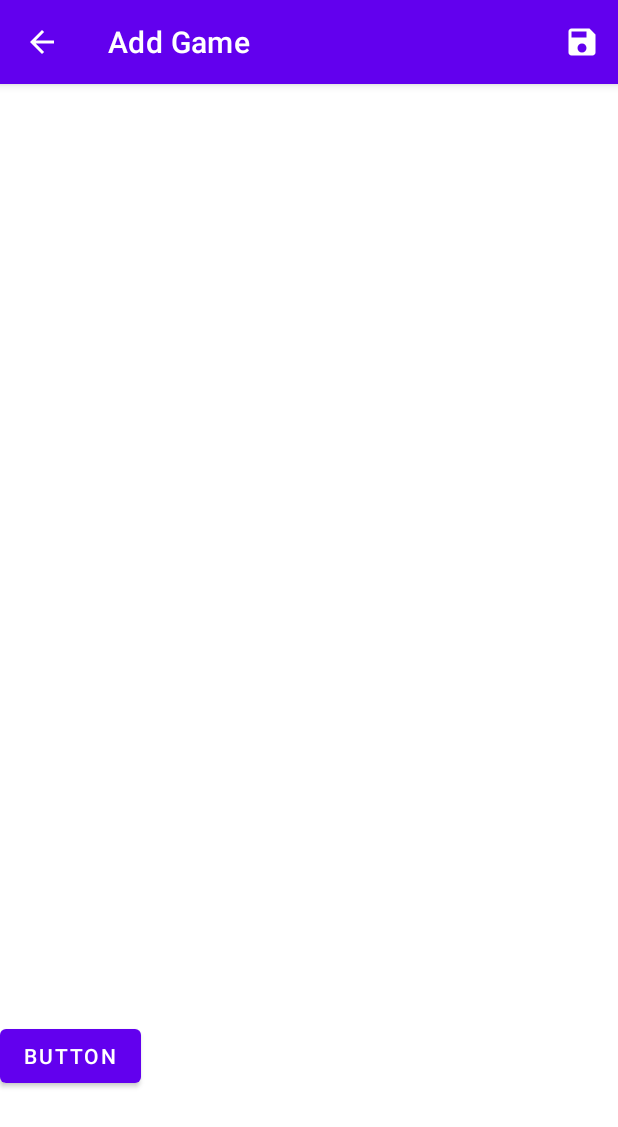
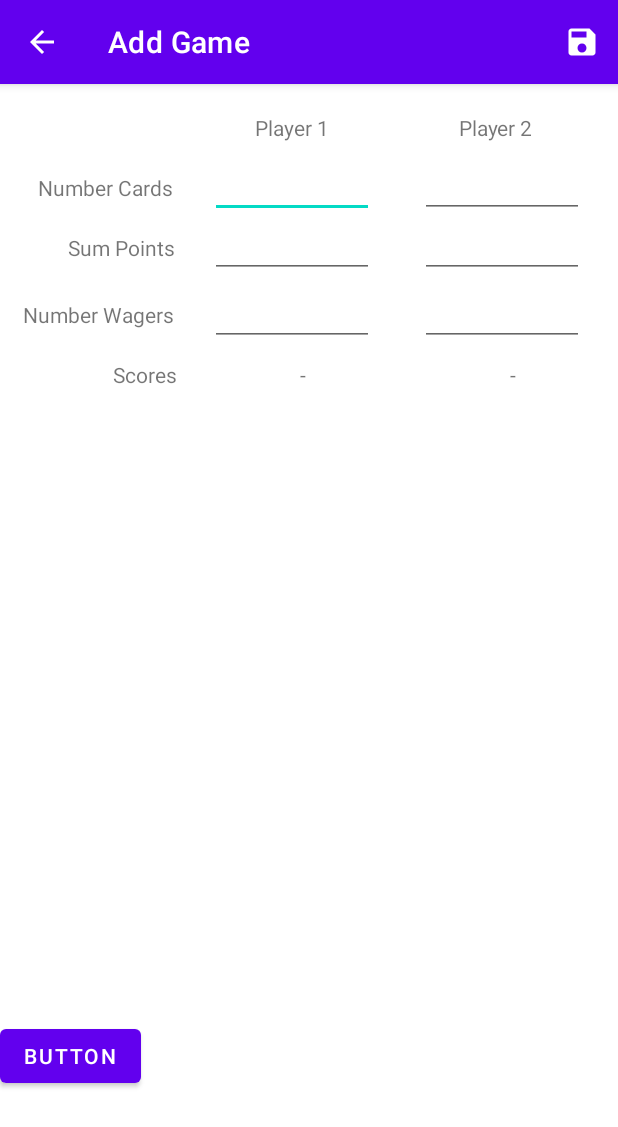
Before and after one commit to JackyL-CyberTofu/g, an Android app: the screen it shows after launch (AddGame), after a tap on an icon or button, on a phone screen of 412 x 824 dp. Shown: the top 1127 px of the screen. Run offline under Robolectric (Android 15) with nearby library versions, the phone set to English and light mode, and no system bars; our stand-ins replace navigation-ui.

Commit message:
Add fields for user to input numbers. Calculate points on demand.

```diff
--- a/app/src/main/java/com/cmpt276/scoreapp/AddGame.java
+++ b/app/src/main/java/com/cmpt276/scoreapp/AddGame.java
@@ -1,5 +1,6 @@
 package com.cmpt276.scoreapp;
 
+import android.annotation.SuppressLint;
 import android.content.Context;
 import android.content.Intent;
 import android.os.Bundle;
@@ -7,11 +8,16 @@ import android.os.Bundle;
 import androidx.annotation.NonNull;
 import androidx.appcompat.app.AppCompatActivity;
 
+import android.text.Editable;
+import android.text.TextWatcher;
+import android.util.Log;
 import android.view.Menu;
 import android.view.MenuItem;
 import android.view.View;
 import android.widget.Button;
+import android.widget.EditText;
 import android.widget.ImageButton;
+import android.widget.TextView;
 import android.widget.Toast;
 
 import androidx.appcompat.widget.Toolbar;
@@ -58,10 +64,137 @@ public class AddGame extends AppCompatActivity {
         //NavigationUI.setupActionBarWithNavController(this, navController, appBarConfiguration);
 
         //Handle the extra
-        Intent i = getIntent();
-        String message = i.getStringExtra(EXTRA_MESSAGE);
-        Toast.makeText(this,message,Toast.LENGTH_LONG).show();
+        //Intent i = getIntent();
+        //String message = i.getStringExtra(EXTRA_MESSAGE);
+        //Toast.makeText(this,message,Toast.LENGTH_LONG).show();
 
+        TextView scoresOne = (TextView)findViewById(R.id.scoresOne);
+        TextView scoresTwo = (TextView)findViewById(R.id.scoresTwo);
+
+        EditText player1Cards = (EditText)findViewById(R.id.player1Cards);
+        EditText player2Cards = (EditText)findViewById(R.id.player2Cards);
+        EditText player1Points = (EditText)findViewById(R.id.player1Points);
+        EditText player2Points = (EditText)findViewById(R.id.player2Points);
+        EditText player1Wager = (EditText)findViewById(R.id.player1Wager);
+        EditText player2Wager = (EditText)findViewById(R.id.player2Wager);
+
+        // Read Text
+        player1Cards.addTextChangedListener(new TextWatcher() {
+            @Override
+            public void beforeTextChanged(CharSequence charSequence, int i, int i1, int i2) { }
+
+            @SuppressLint("SetTextI18n")
+            @Override
+            public void onTextChanged(CharSequence charSequence, int i, int i1, int i2) {
+                //scoresOne.setText(player1Cards.getText().toString());
+                //int a = calculateScore( Integer.parseInt(player1Cards.getText().toString()) ,Integer.parseInt(player1Wager.getText().toString()), Integer.parseInt(player1Points.getText().toString()) );
+                //int a = 32;
+                //String b = a.toString();
+                if (charSequence.length() != 0 && player1Points.length() != 0 && player1Wager.length() !=0 )
+                    scoresOne.setText(Integer.toString(calculateScore(Integer.parseInt(player1Cards.getText().toString()), Integer.parseInt(player1Wager.getText().toString()), Integer.parseInt(player1Points.getText().toString()))));
+                else {
+                    scoresOne.setText("-");
+                }
+            }
+            @Override
+            public void afterTextChanged(Editable editable) { }
+        });
+
+        player2Cards.addTextChangedListener(new TextWatcher() {
+            @Override
+            public void beforeTextChanged(CharSequence charSequence, int i, int i1, int i2) { }
+
+            @Override
+            public void onTextChanged(CharSequence charSequence, int i, int i1, int i2) {
+                if (charSequence.length() != 0 && player2Points.length() != 0 && player2Wager.length() !=0 ){
+                    //scoresTwo.setText(player2Cards.getText().toString());
+                    scoresTwo.setText(Integer.toString(calculateScore(Integer.parseInt(player2Cards.getText().toString()), Integer.parseInt(player2Wager.getText().toString()), Integer.parseInt(player2Points.getText().toString()))));
+
+                }
+                else {
+                    scoresTwo.setText("-");
+                }
+            }
+            @Override
+            public void afterTextChanged(Editable editable) { }
+        });
+
+        player1Points.addTextChangedListener(new TextWatcher() {
+            @Override
+            public void beforeTextChanged(CharSequence charSequence, int i, int i1, int i2) { }
+
+            @SuppressLint("SetTextI18n")
+            @Override
+            public void onTextChanged(CharSequence charSequence, int i, int i1, int i2) {
+                if (charSequence.length() != 0 && player1Cards.length() != 0 && player1Wager.length() !=0 ){
+                    //scoresOne.setText(player1Cards.getText().toString());
+                    scoresOne.setText(Integer.toString(calculateScore(Integer.parseInt(player1Cards.getText().toString()), Integer.parseInt(player1Wager.getText().toString()), Integer.parseInt(player1Points.getText().toString()))));
+                }
+                else {
+                    scoresOne.setText("-");
+                }
+            }
+            @Override
+            public void afterTextChanged(Editable editable) { }
+        });
+
+        player2Points.addTextChangedListener(new TextWatcher() {
+            @Override
+            public void beforeTextChanged(CharSequence charSequence, int i, int i1, int i2) { }
+
+            @Override
+            public void onTextChanged(CharSequence charSequence, int i, int i1, int i2) {
+                if (charSequence.length() != 0 && player2Cards.length() != 0 && player2Wager.length() !=0 ){
+                    //scoresTwo.setText(player2Cards.getText().toString());
+                    scoresTwo.setText(Integer.toString(calculateScore(Integer.parseInt(player2Cards.getText().toString()), Integer.parseInt(player2Wager.getText().toString()), Integer.parseInt(player2Points.getText().toString()))));
+
+                }
+                else {
+                    scoresTwo.setText("-");
+                }
+            }
+            @Override
+            public void afterTextChanged(Editable editable) { }
+        });
+
+        player1Wager.addTextChangedListener(new TextWatcher() {
+            @Override
+            public void beforeTextChanged(CharSequence charSequence, int i, int i1, int i2) { }
+
+            @SuppressLint("SetTextI18n")
+            @Override
+            public void onTextChanged(CharSequence charSequence, int i, int i1, int i2) {
+                if (charSequence.length() != 0 && player1Points.length() != 0 && player1Cards.length() !=0 ){
+                    //scoresOne.setText(player1Cards.getText().toString());
+                    scoresOne.setText(Integer.toString(calculateScore(Integer.parseInt(player1Cards.getText().toString()), Integer.parseInt(player1Wager.getText().toString()), Integer.parseInt(player1Points.getText().toString()))));
+
+                }
+                else {
+                    scoresOne.setText("-");
+                }
+            }
+            @Override
+            public void afterTextChanged(Editable editable) { }
+        });
+
+        player2Wager.addTextChangedListener(new TextWatcher() {
+            @Override
+            public void beforeTextChanged(CharSequence charSequence, int i, int i1, int i2) { }
+
+            @Override
+            public void onTextChanged(CharSequence charSequence, int i, int i1, int i2) {
+                if (charSequence.length() != 0 && player2Points.length() != 0 && player2Cards.length() !=0 ){
+                    //scoresTwo.setText(player2Cards.getText().toString());
+                    scoresTwo.setText(Integer.toString(calculateScore(Integer.parseInt(player2Cards.getText().toString()), Integer.parseInt(player2Wager.getText().toString()), Integer.parseInt(player2Points.getText().toString()))));
+
+                }
+                else {
+                    scoresTwo.setText("-");
+                }
+            }
+            @Override
+            public void afterTextChanged(Editable editable) { }
+        });
 
     }
 
@@ -82,6 +215,13 @@ public class AddGame extends AppCompatActivity {
         return super.onOptionsItemSelected(item);
     }
 
+    public int calculateScore(int cards, int wager, int points){
+        int temp = (points-20)*(wager+1);
+        if (cards >=8){
+            temp = temp+20;
+        }
+        return temp;
+    }
 
     //@Override
     //public boolean onSupportNavigateUp() {
--- a/app/src/main/res/layout/activity_add_da_thing.xml
+++ b/app/src/main/res/layout/activity_add_da_thing.xml
@@ -27,4 +27,116 @@
         android:layout_marginTop="680dp"
         android:text="Button" />
 
+    <TextView
+        android:id="@+id/nameText"
+        android:layout_width="226dp"
+        android:layout_height="wrap_content"
+        android:layout_marginLeft="170dp"
+        android:layout_marginTop="75dp"
+        android:text="Player 1                          Player 2" />
+
+    <TextView
+        android:id="@+id/numberCardsText"
+        android:layout_width="wrap_content"
+        android:layout_height="wrap_content"
+        android:layout_marginLeft="25dp"
+        android:layout_marginTop="115dp"
+        android:text="Number Cards" />
+
+    <EditText
+        android:id="@+id/player1Cards"
+        android:layout_width="109dp"
+        android:layout_height="wrap_content"
+        android:layout_marginLeft="140dp"
+        android:layout_marginTop="100dp"
+        android:ems="10"
+        android:inputType="number" />
+
+    <EditText
+        android:id="@+id/player2Cards"
+        android:layout_width="109dp"
+        android:layout_height="wrap_content"
+        android:layout_marginLeft="280dp"
+        android:layout_marginTop="100dp"
+        android:ems="10"
+        android:inputType="number" />
+
+    <TextView
+        android:id="@+id/sumPointsText"
+        android:layout_width="wrap_content"
+        android:layout_height="wrap_content"
+        android:layout_marginLeft="45dp"
+        android:layout_marginTop="155dp"
+        android:text="Sum Points" />
+
+    <EditText
+        android:id="@+id/player1Points"
+        android:layout_width="109dp"
+        android:layout_height="wrap_content"
+        android:layout_marginLeft="140dp"
+        android:layout_marginTop="140dp"
+        android:ems="10"
+        android:inputType="number" />
+
+    <EditText
+        android:id="@+id/player2Points"
+        android:layout_width="109dp"
+        android:layout_height="wrap_content"
+        android:layout_marginLeft="280dp"
+        android:layout_marginTop="140dp"
+        android:ems="10"
+        android:inputType="number" />
+
+    <TextView
+        android:id="@+id/numberWagersText"
+        android:layout_width="wrap_content"
+        android:layout_height="wrap_content"
+        android:layout_marginLeft="15dp"
+        android:layout_marginTop="200dp"
+        android:text="Number Wagers" />
+
+    <EditText
+        android:id="@+id/player1Wager"
+        android:layout_width="109dp"
+        android:layout_height="wrap_content"
+        android:layout_marginLeft="140dp"
+        android:layout_marginTop="185dp"
+        android:ems="10"
+        android:inputType="number" />
+
+    <EditText
+        android:id="@+id/player2Wager"
+        android:layout_width="109dp"
+        android:layout_height="wrap_content"
+        android:layout_marginLeft="280dp"
+        android:layout_marginTop="185dp"
+        android:ems="10"
+        android:inputType="number" />
+
+    <TextView
+        android:id="@+id/scoresText"
+        android:layout_width="wrap_content"
+        android:layout_height="wrap_content"
+        android:layout_marginLeft="75dp"
+        android:layout_marginTop="240dp"
+        android:text="Scores" />
+
+    <TextView
+        android:id="@+id/scoresOne"
+        android:layout_width="wrap_content"
+        android:layout_height="wrap_content"
+        android:layout_marginLeft="200dp"
+        android:layout_marginTop="240dp"
+        android:text="-" />
+
+    <TextView
+        android:id="@+id/scoresTwo"
+        android:layout_width="wrap_content"
+        android:layout_height="wrap_content"
+        android:layout_marginLeft="340dp"
+        android:layout_marginTop="240dp"
+        android:text="-" />
+
+
+
 </androidx.coordinatorlayout.widget.CoordinatorLayout>
```
